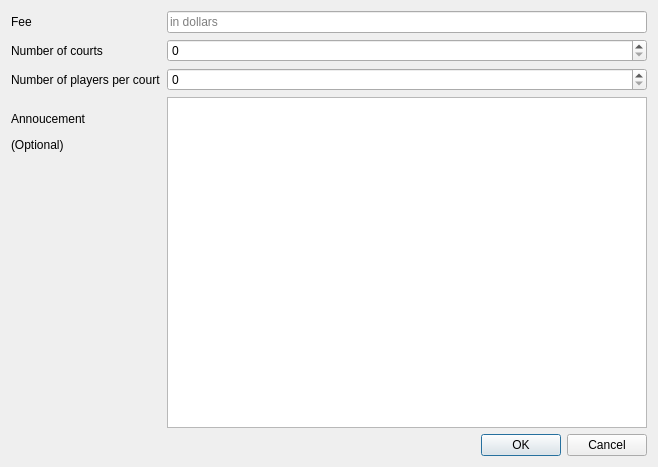
This is src/NewSessionDialog.ui in simophin/game-matcher-qt as Qt 5 draws it before an edit. The edited form follows.
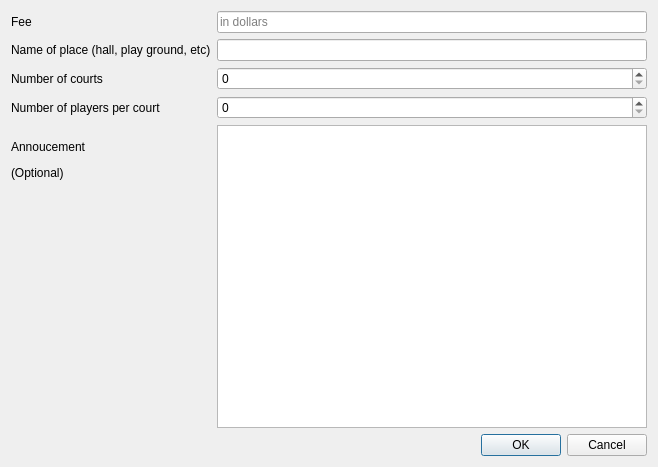
This is the edited form.

Patch:
```diff
--- a/src/NewSessionDialog.ui
+++ b/src/NewSessionDialog.ui
@@ -35,36 +35,46 @@
          </property>
         </widget>
        </item>
-       <item row="1" column="0">
+       <item row="2" column="0">
         <widget class="QLabel" name="numberOfCourtsLabel">
          <property name="text">
           <string>Number of courts</string>
          </property>
         </widget>
        </item>
-       <item row="1" column="1">
+       <item row="2" column="1">
         <widget class="QSpinBox" name="numberOfCourtsSpinBox"/>
        </item>
-       <item row="3" column="0">
+       <item row="4" column="0">
         <widget class="QLabel" name="annoucementLabel">
          <property name="text">
           <string>&lt;html&gt;&lt;head/&gt;&lt;body&gt;&lt;p&gt;Annoucement&lt;/p&gt;&lt;p&gt;(Optional)&lt;/p&gt;&lt;/body&gt;&lt;/html&gt;</string>
          </property>
         </widget>
        </item>
-       <item row="3" column="1">
+       <item row="4" column="1">
         <widget class="QTextEdit" name="annoucement"/>
        </item>
-       <item row="2" column="0">
+       <item row="3" column="0">
         <widget class="QLabel" name="numberOfPlayersPerCourtLabel">
          <property name="text">
           <string>Number of players per court</string>
          </property>
         </widget>
        </item>
-       <item row="2" column="1">
+       <item row="3" column="1">
         <widget class="QSpinBox" name="numberOfPlayersPerCourtSpinBox"/>
        </item>
+       <item row="1" column="0">
+        <widget class="QLabel" name="placeLabel">
+         <property name="text">
+          <string>Name of place (hall, play ground, etc)</string>
+         </property>
+        </widget>
+       </item>
+       <item row="1" column="1">
+        <widget class="QLineEdit" name="placeValue"/>
+       </item>
       </layout>
      </item>
     </layout>
```
